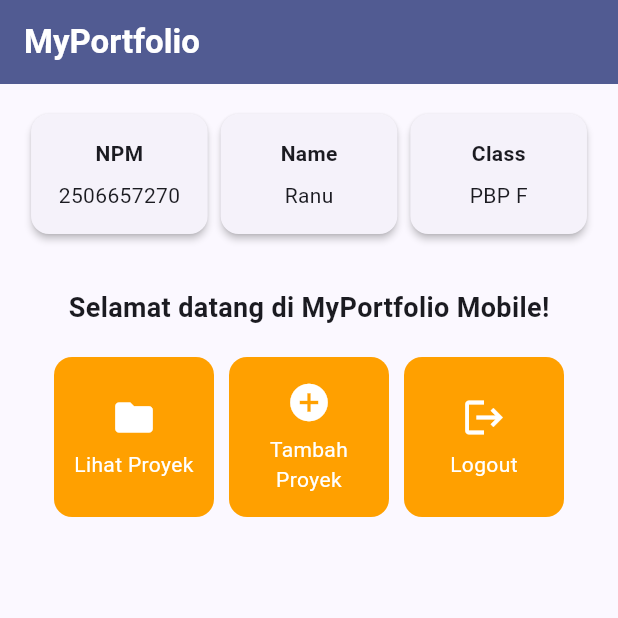
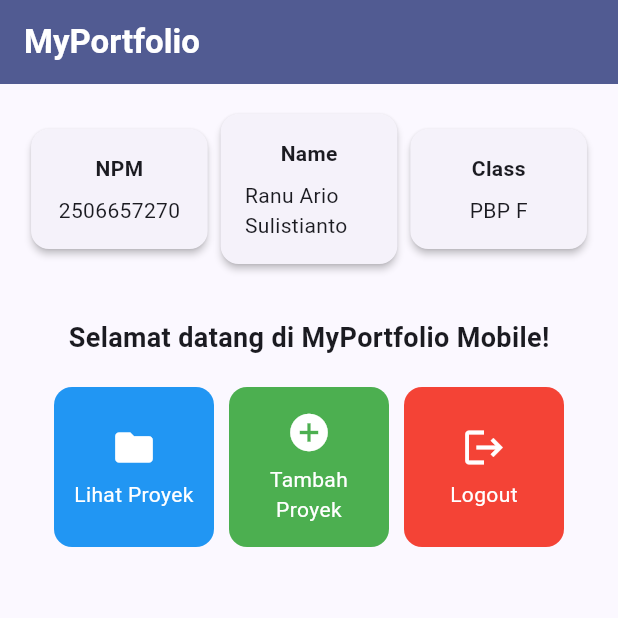
Before and after one commit to Ranario13/myportofolio_mobile, a Flutter app: the screen it shows after launch, on a phone screen of 412 x 824 dp, the top half of it. Run offline on Flutter 3.47's test engine with Material 3 defaults, Android fonts, the phone set to English and light mode, and no system bars.

Commit message:
feat(menu): add distinct colors to portfolio action cards

```diff
--- a/lib/menu.dart
+++ b/lib/menu.dart
@@ -4,13 +4,13 @@ class MyHomePage extends StatelessWidget {
   MyHomePage({super.key});
 
   final String npm = "2506657270";
-  final String nama = "Ranu";
+  final String nama = "Ranu Ario Sulistianto";
   final String kelas = "PBP F";
 
   final List<ItemHomepage> items = [
-    ItemHomepage("Lihat Proyek", Icons.folder),
-    ItemHomepage("Tambah Proyek", Icons.add_circle),
-    ItemHomepage("Logout", Icons.logout),
+    ItemHomepage("Lihat Proyek", Icons.folder, Colors.blue),
+    ItemHomepage("Tambah Proyek", Icons.add_circle, Colors.green),
+    ItemHomepage("Logout", Icons.logout, Colors.red),
   ];
 
   @override
@@ -119,8 +119,9 @@ class InfoCard extends StatelessWidget {
 class ItemHomepage {
   final String name;
   final IconData icon;
+  final Color color;
 
-  ItemHomepage(this.name, this.icon);
+  ItemHomepage(this.name, this.icon, this.color);
 }
 
 class ItemCard extends StatelessWidget {
@@ -131,8 +132,8 @@ class ItemCard extends StatelessWidget {
   @override
   Widget build(BuildContext context) {
     return Material(
-      // Menggunakan warna sekunder dari skema tema aplikasi.
-      color: Theme.of(context).colorScheme.secondary,
+      // Menggunakan warna khusus yang ditentukan oleh setiap item.
+      color: item.color,
       borderRadius: BorderRadius.circular(12),
       child: InkWell(
         // Aksi ketika kartu ditekan oleh pengguna.
```
